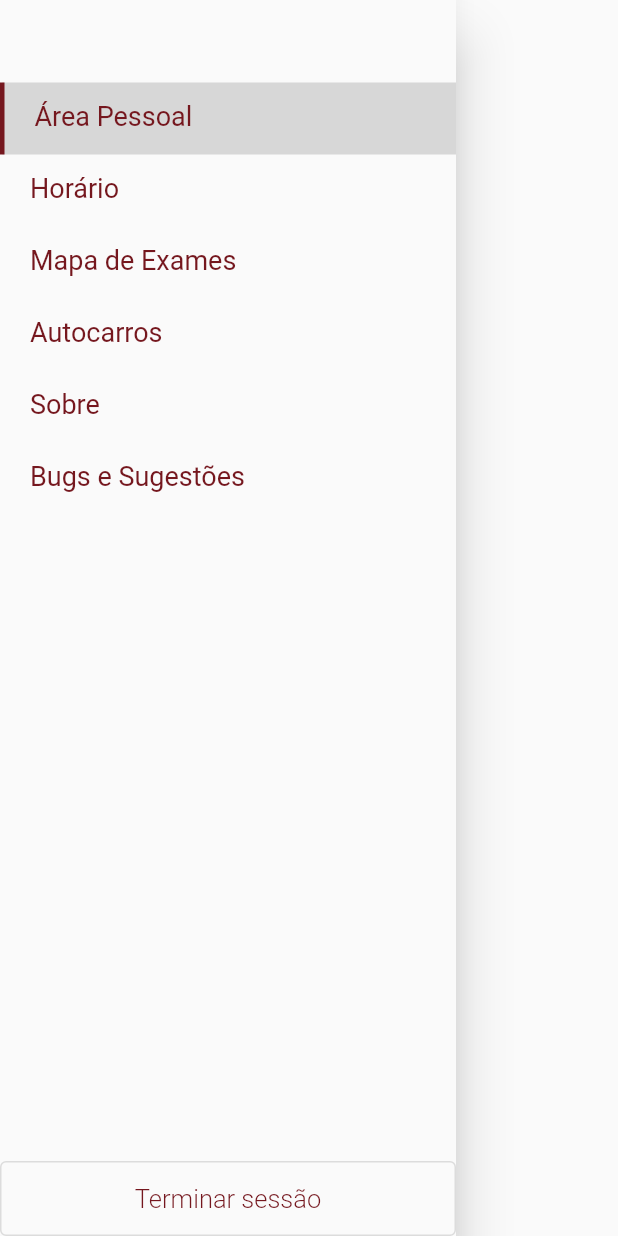
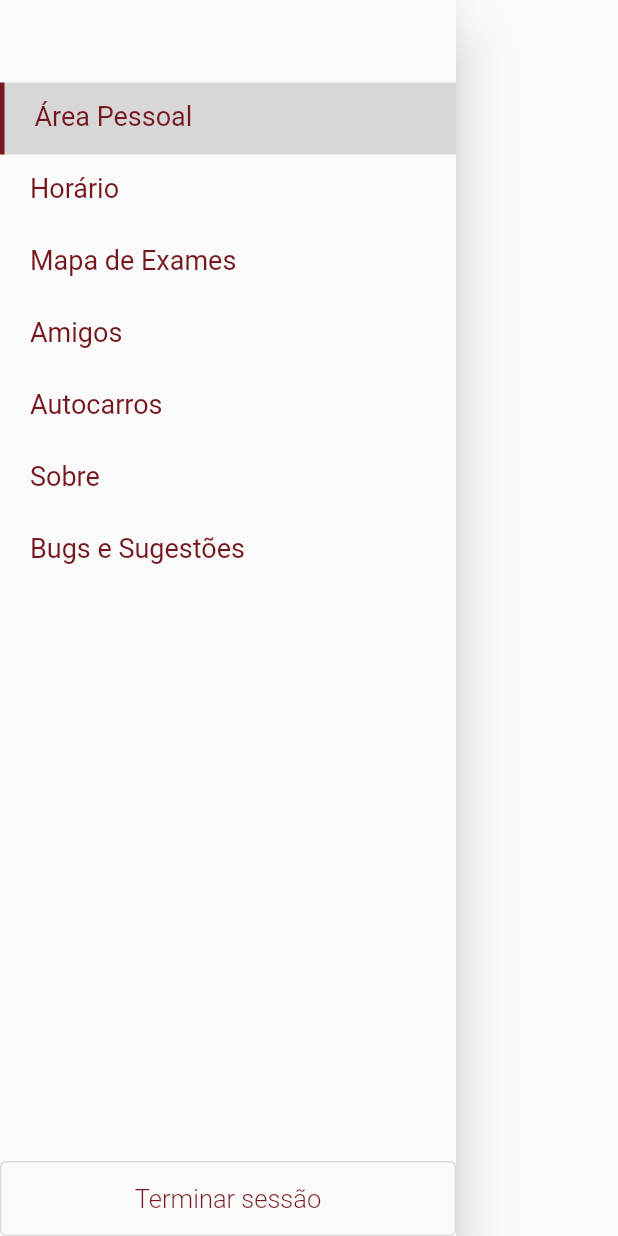
Before and after one commit to CarlosMealha/Android-Students-APP, a Flutter app: the NavigationDrawer widget shown alone on an empty page, opened directly, on a phone screen of 412 x 824 dp. Run offline on Flutter 3.47's test engine with Material 2 defaults, Android fonts, the phone set to English and light mode, and no system bars; our stand-ins replace connectivity, email_validator, flutter_cache_manager, flutter_markdown, flutter_redux, flutter_speed_dial and 12 more; missing offline and left inert: add_2_calendar, encrypt, query_params; accounts and stored records are empty; network calls fail.

Commit message:
created a friends page and added a header

```diff
--- a/UNI_App/lib/main.dart
+++ b/UNI_App/lib/main.dart
@@ -15,6 +15,7 @@ import 'package:uni/view/Pages/about_page_view.dart';
 import 'package:uni/view/Pages/bug_report_page_view.dart';
 import 'package:uni/view/Pages/bus_stop_next_arrivals_page.dart';
 import 'package:uni/view/Pages/exams_page_view.dart';
+import 'package:uni/view/Pages/friends_page_view.dart';
 import 'package:uni/view/Pages/home_page_view.dart';
 import 'package:uni/view/Pages/logout_route.dart';
 import 'package:uni/view/Pages/splash_page_view.dart';
@@ -91,6 +92,9 @@ class MyAppState extends State<MyApp> {
               case '/' + Constants.navExams:
                 return PageTransition.makePageTransition(
                     page: ExamsPageView(), settings: settings);
+              case '/' + Constants.navFriends:
+                return PageTransition.makePageTransition(
+                    page: FriendsPageView(), settings: settings);
               case '/' + Constants.navStops:
                 return PageTransition.makePageTransition(
                     page: BusStopNextArrivalsPage(), settings: settings);
--- a/UNI_App/lib/utils/constants.dart
+++ b/UNI_App/lib/utils/constants.dart
@@ -3,6 +3,7 @@ library Constants;
 const navPersonalArea = 'Área Pessoal';
 const navSchedule = 'Horário';
 const navExams = 'Mapa de Exames';
+const navFriends = 'Amigos';
 const navStops = 'Autocarros';
 const navAbout = 'Sobre';
 const navBugReport = 'Bugs e Sugestões';
--- /dev/null
+++ b/UNI_App/lib/view/Pages/friends_page_view.dart
@@ -0,0 +1,24 @@
+import 'package:flutter/material.dart';
+import 'package:uni/view/Widgets/page_title.dart';
+import 'package:uni/view/Widgets/row_container.dart';
+import 'package:uni/view/Pages/secondary_page_view.dart';
+
+class FriendsPageView extends StatefulWidget {
+  @override
+  State<StatefulWidget> createState() => FriendsPageViewState();
+}
+
+/// Manages the 'about' section of the app.
+class FriendsPageViewState extends SecondaryPageViewState {
+  @override
+  Widget getBody(BuildContext context) {
+    final MediaQueryData queryData = MediaQuery.of(context);
+    return ListView(
+      children: <Widget>[
+        PageTitle(name: 'Amigos'),
+
+
+      ],
+    );
+  }
+}
--- a/UNI_App/lib/view/Widgets/navigation_drawer.dart
+++ b/UNI_App/lib/view/Widgets/navigation_drawer.dart
@@ -27,6 +27,7 @@ class NavigationDrawerState extends State<NavigationDrawer> {
       Constants.navPersonalArea: _onSelectPage,
       Constants.navSchedule: _onSelectPage,
       Constants.navExams: _onSelectPage,
+      Constants.navFriends: _onSelectPage,
       Constants.navStops: _onSelectPage,
       Constants.navAbout: _onSelectPage,
       Constants.navBugReport: _onSelectPage,
```
Also changed, not shown: UNI_App/lib/model/entities/friends.dart (added, +7 -0 lines).
